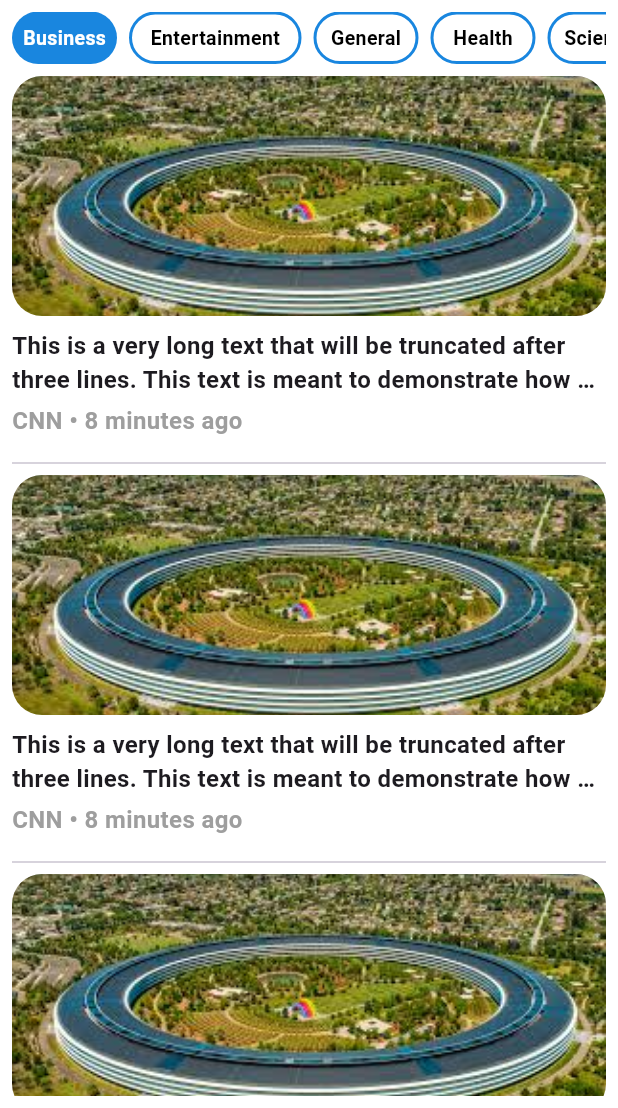
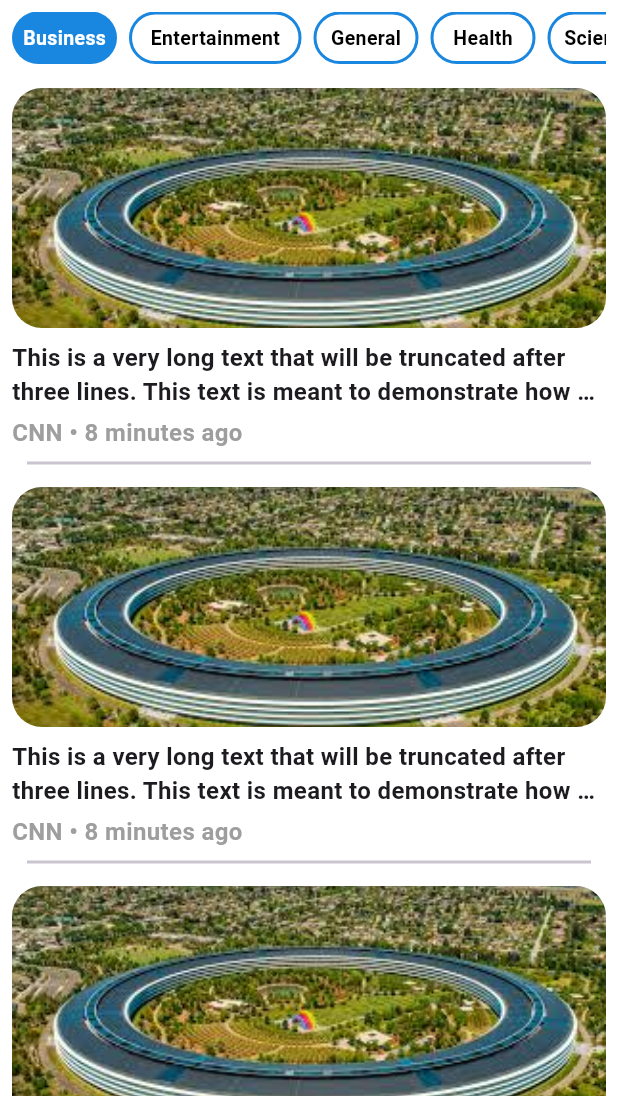
Before and after one commit to AhmedNasser1999/news_app, a Flutter app: the screen it shows after launch, after a tap on "Business", on a phone screen of 412 x 824 dp, the part 128-1236 px from its top. Run offline on Flutter 3.47's test engine with Material 3 defaults, Android fonts, the phone set to English and light mode, and no system bars; our stand-ins replace carousel_slider, dio.

Commit message:
make some ui improvement

```diff
--- a/lib/views/pages/news/categories/business_screen.dart
+++ b/lib/views/pages/news/categories/business_screen.dart
@@ -10,7 +10,12 @@ class Business extends StatelessWidget {
       physics: const BouncingScrollPhysics(),
       itemBuilder: (context, index) => const NewsCategoryItem(),
       separatorBuilder: (BuildContext context, int index) {
-        return const Divider();
+        return const Padding(
+          padding: EdgeInsets.symmetric(horizontal: 10.0),
+          child: Divider(
+            thickness: 2.0,
+          ),
+        );
       },
       itemCount: 20,
     );
--- a/lib/views/widgets/news_categories_item.dart
+++ b/lib/views/widgets/news_categories_item.dart
@@ -14,16 +14,17 @@ class NewsCategoryItem extends StatelessWidget {
         child: Column(
           crossAxisAlignment: CrossAxisAlignment.start,
           children: [
+            const SizedBox(height: 8.0),
             ClipRRect(
               borderRadius: BorderRadius.circular(20.0),
               child: Image.asset(
                 'assets/images/1.jpeg',
                 fit: BoxFit.cover,
                 width: double.infinity,
-                height: 160, // Adjust the height to fit the remaining content
+                height: 160,
               ),
             ),
-            const SizedBox(height: 8.0), // Add some spacing
+            const SizedBox(height: 8.0),
             const Flexible(
               child: Text(
                 'This is a very long text that will be truncated after three lines. '
```
Also changed, not shown: lib/views/pages/news/categories/entertainment_screen.dart (+6 -1 lines), lib/views/pages/news/categories/general_news_screen.dart (+6 -1 lines), lib/views/pages/news/categories/health_screen.dart (+6 -1 lines), lib/views/pages/news/categories/science_screen.dart (+6 -1 lines), lib/views/pages/news/categories/sports_screen.dart (+6 -1 lines), lib/views/pages/news/categories/technology_screen.dart (+6 -1 lines).
